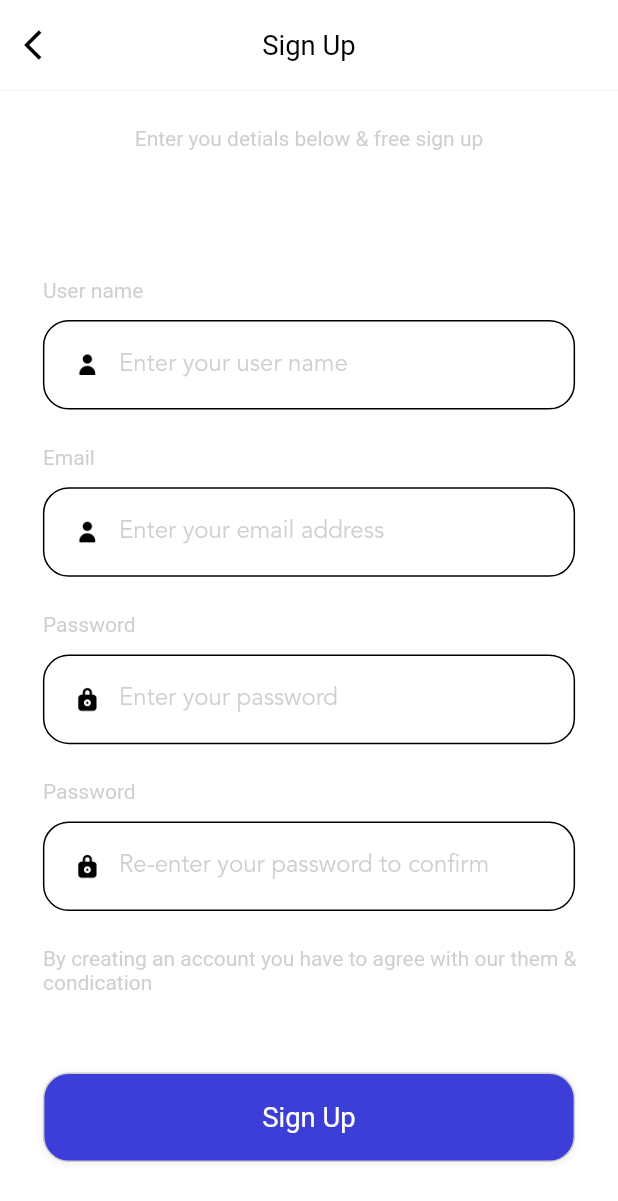
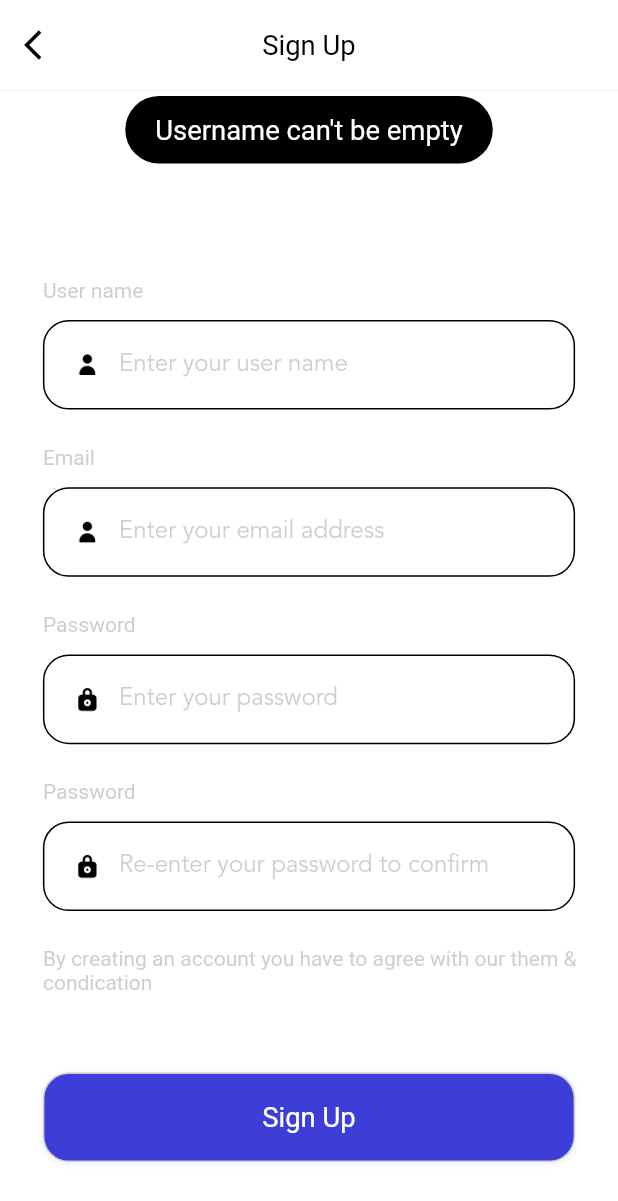
Before and after one commit to Corgi666/Bloc_pattern, a Flutter app: the Register screen opened by its route, after a tap on "Sign Up", on a phone screen of 412 x 824 dp. Shown: the top 1201 px of the screen. Run offline on Flutter 3.47's test engine with Material 2 defaults, Android fonts, the light colour scheme and no system bars; our stand-ins replace bloc, cloud_firestore, dots_indicator, firebase_auth, firebase_core, flutter_bloc and 2 more; accounts and stored records are empty.

Commit message:
add registering method

```diff
--- a/lib/common/bloc_provider.dart
+++ b/lib/common/bloc_provider.dart
@@ -1,12 +1,12 @@
 import 'package:appbloc/pages/register/bloc/registering_bloc.dart';
 import 'package:appbloc/pages/sigin/bloc/signin_bloc.dart';
 import 'package:appbloc/pages/welcome/bloc/welcom_bloc.dart';
-import 'package:appbloc/testbloc/app_blocs.dart';
+// import 'package:appbloc/testbloc/app_blocs.dart';
 import 'package:flutter_bloc/flutter_bloc.dart';
 
 class AppBlocProvider {
   static get AllBlocProvier => [
-        BlocProvider(create: (context) => AppBlocs()),
+        // BlocProvider(create: (context) => AppBlocs()),
         BlocProvider(lazy: false, create: (context) => WelcomBloc()),
         BlocProvider(lazy: false, create: (context) => SignInBloc()),
         BlocProvider(lazy: false, create: (context) => RegisteringBloc()),
--- /dev/null
+++ b/lib/controller/register_controller.dart
@@ -0,0 +1,53 @@
+import 'package:appbloc/common/widgets/flutter_toast.dart';
+import 'package:appbloc/pages/register/bloc/registering_bloc.dart';
+import 'package:firebase_auth/firebase_auth.dart';
+import 'package:flutter/material.dart';
+import 'package:flutter_bloc/flutter_bloc.dart';
+
+class RegisterController {
+  final BuildContext context;
+  const RegisterController(this.context);
+
+  void handleEmailRegister() async {
+    final state = context.read<RegisteringBloc>().state;
+    String userName = state.userName;
+    String email = state.email;
+    String password = state.password;
+    String rePassword = state.rePassword;
+
+    if (userName.isEmpty) {
+      toastInfo(msg: "Username can't be empty");
+      return;
+    }
+    if (email.isEmpty) {
+      toastInfo(msg: "Email can't be empty");
+    }
+    if (password.isEmpty) {
+      toastInfo(msg: "Password can't be empty");
+    }
+    if (rePassword.isEmpty) {
+      toastInfo(msg: "Your password comfirmation is wrong ");
+    }
+
+    try {
+      final creadential = await FirebaseAuth.instance
+          .createUserWithEmailAndPassword(email: email, password: password);
+      if (creadential.user != null) {
+        await creadential.user?.sendEmailVerification();
+        await creadential.user?.updateDisplayName(userName);
+        toastInfo(
+            msg:
+                "An email has been sent to your registered email. To activate it please check your email box and click on the link");
+        Navigator.pop(context);
+      }
+    } on FirebaseAuthException catch (e) {
+      if (e.code == 'weak-password') {
+        toastInfo(msg: "The password provider is too weak");
+      } else if (e.code == 'email-already-in-use') {
+        toastInfo(msg: "The email is already in use");
+      } else if (e.code == 'invalid-email') {
+        toastInfo(msg: "Your email id is invalid");
+      }
+    }
+  }
+}
--- a/lib/pages/register/register.dart
+++ b/lib/pages/register/register.dart
@@ -1,5 +1,6 @@
 import 'package:appbloc/common/theme/theme_confige.dart';
 import 'package:appbloc/common/values/colors.dart';
+import 'package:appbloc/controller/register_controller.dart';
 import 'package:appbloc/pages/register/bloc/registering_bloc.dart';
 import 'package:appbloc/pages/sigin/widgets/sign_in_widget.dart';
 import 'package:flutter/material.dart';
@@ -96,6 +97,7 @@ class _RegisterState extends State<Register> {
             ),
             buildLoginAndRegButton('Sign Up', 'Login', () {
               // SignInController(context: context).handleSignIn('email');
+              RegisterController(context).handleEmailRegister();
             }),
           ],
         ),
```
